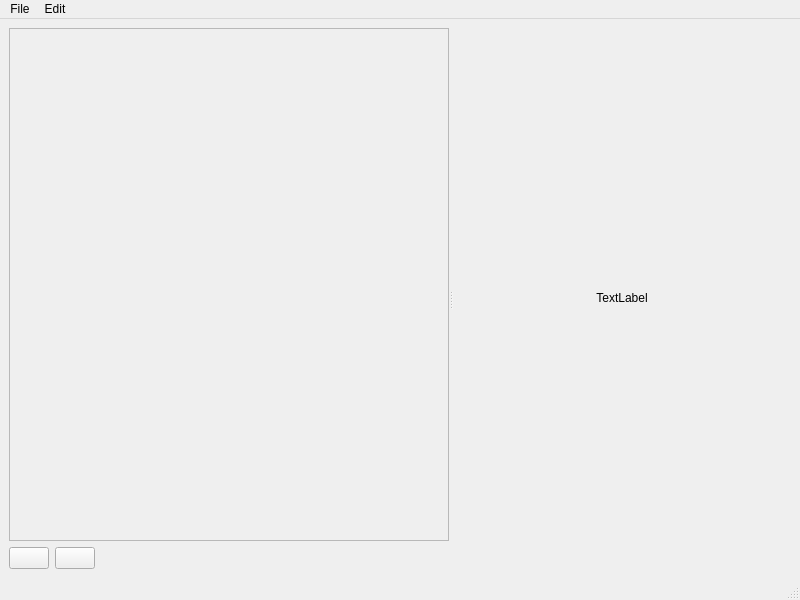
The window that UI/windows/QuestsMainWindow.ui (LydP/Quest-Lists) describes before a commit, drawn with Qt 5.
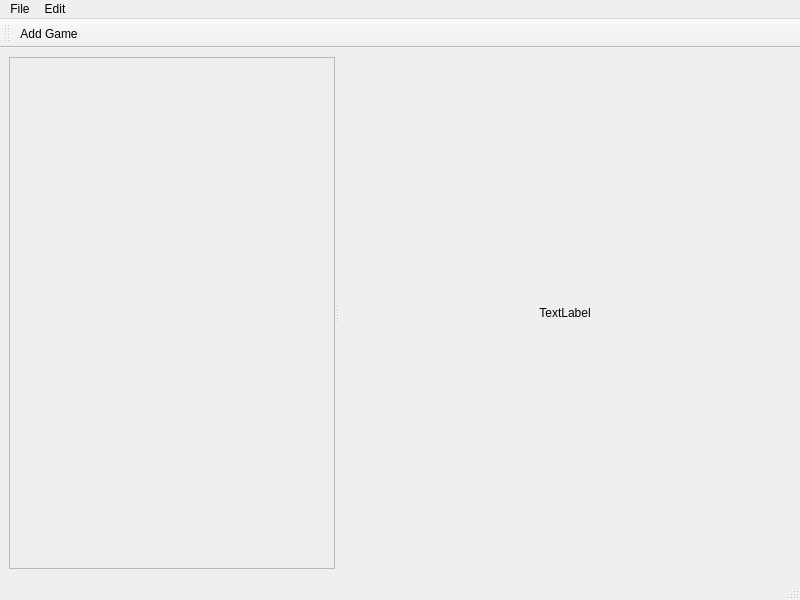
The same window after the commit. Icons and pictures are not drawn.

Commit message: Removed add and delete quest buttons, replaced add quest button with toolbar and menu actions. Added Exit action to File menu.

Patch:
```diff
--- a/UI/windows/QuestsMainWindow.ui
+++ b/UI/windows/QuestsMainWindow.ui
@@ -32,58 +32,15 @@
             <rect>
              <x>0</x>
              <y>0</y>
-             <width>406</width>
-             <height>492</height>
+             <width>418</width>
+             <height>490</height>
             </rect>
            </property>
           </widget>
          </widget>
         </item>
         <item>
-         <layout class="QHBoxLayout" name="horizontalLayout">
-          <item>
-           <widget class="QPushButton" name="addQuestsPushButton">
-            <property name="enabled">
-             <bool>true</bool>
-            </property>
-            <property name="toolTip">
-             <string>Add a quest list</string>
-            </property>
-            <property name="text">
-             <string/>
-            </property>
-            <property name="icon">
-             <iconset theme="QIcon::ThemeIcon::ListAdd"/>
-            </property>
-           </widget>
-          </item>
-          <item>
-           <widget class="QPushButton" name="removeQuestsPushButton">
-            <property name="toolTip">
-             <string>Delete selected quest list</string>
-            </property>
-            <property name="text">
-             <string/>
-            </property>
-            <property name="icon">
-             <iconset theme="QIcon::ThemeIcon::ListRemove"/>
-            </property>
-           </widget>
-          </item>
-          <item>
-           <spacer name="horizontalSpacer">
-            <property name="orientation">
-             <enum>Qt::Orientation::Horizontal</enum>
-            </property>
-            <property name="sizeHint" stdset="0">
-             <size>
-              <width>40</width>
-              <height>20</height>
-             </size>
-            </property>
-           </spacer>
-          </item>
-         </layout>
+         <layout class="QHBoxLayout" name="horizontalLayout"/>
         </item>
        </layout>
       </widget>
@@ -168,6 +125,18 @@
    <addaction name="menuEdit"/>
   </widget>
   <widget class="QStatusBar" name="statusbar"/>
+  <widget class="QToolBar" name="toolBar">
+   <property name="windowTitle">
+    <string>toolBar</string>
+   </property>
+   <attribute name="toolBarArea">
+    <enum>TopToolBarArea</enum>
+   </attribute>
+   <attribute name="toolBarBreak">
+    <bool>false</bool>
+   </attribute>
+   <addaction name="actionAdd_Game"/>
+  </widget>
   <action name="actionAdd_new_quest_list">
    <property name="text">
     <string>Add new quest list</string>
@@ -198,6 +167,16 @@
     <string>Export selected...</string>
    </property>
   </action>
+  <action name="actionAdd_Game">
+   <property name="text">
+    <string>Add Game</string>
+   </property>
+  </action>
+  <action name="actionExit">
+   <property name="text">
+    <string>Exit</string>
+   </property>
+  </action>
  </widget>
  <resources/>
  <connections/>
```
Left out of the diff: 2 changed lines with no effect on the pictures. The commit also changes 1 other file.
